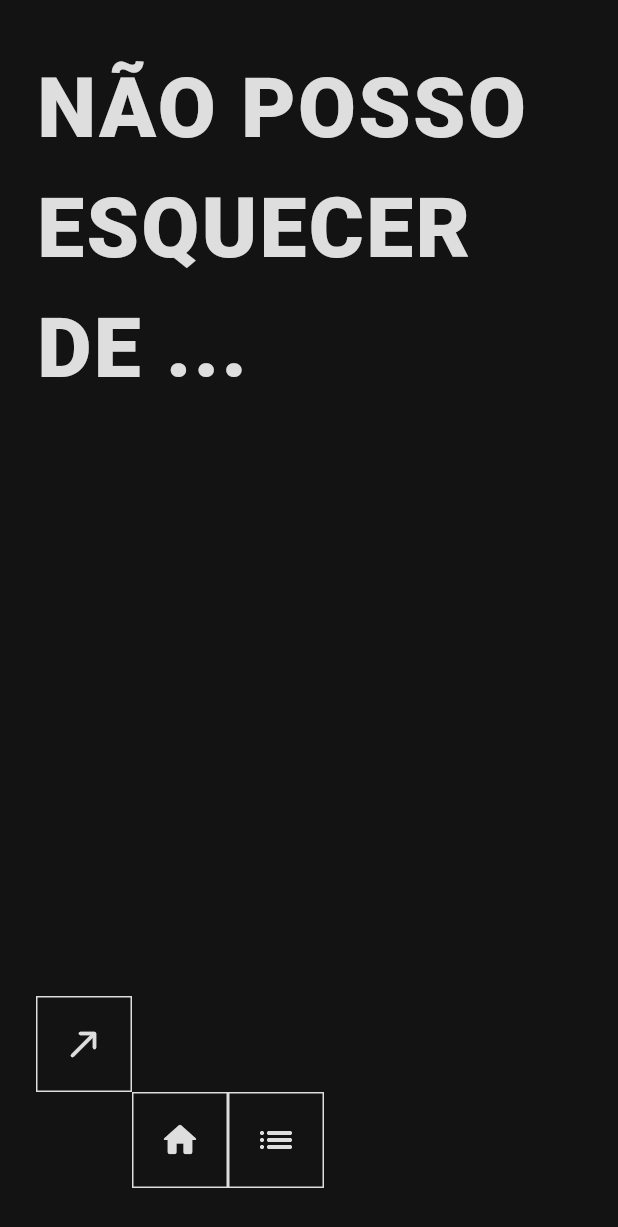
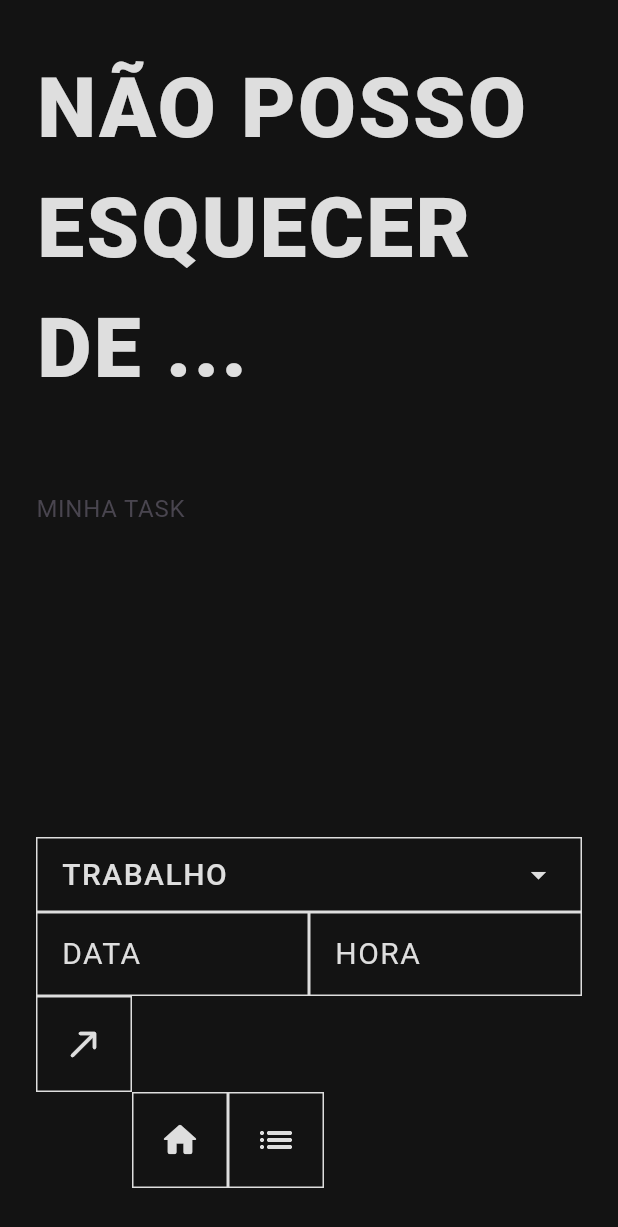
Before and after one commit to gabrielsoaresm94/dont-forget-app, a Flutter app: the screen it shows after launch, on a phone screen of 412 x 824 dp. Shown: the top 1227 px of the screen. Run offline on Flutter 3.47's test engine with Material 3 defaults, Android fonts, the phone set to English and light mode, and no system bars; our stand-ins replace google_fonts; Roboto replaces fonts that are missing (Questrial).

Commit message:
feat: add categories select and date time options

```diff
--- a/lib/main.dart
+++ b/lib/main.dart
@@ -34,6 +34,7 @@ class MyHomePage extends StatefulWidget {
 class _MyHomePageState extends State<MyHomePage> {
   final TextEditingController _controller = TextEditingController();
   final double buttonSize = 64;
+  String _selectedCategory = "TRABALHO";
 
   void _sendText() {
     final text = _controller.text.trim();
@@ -82,11 +83,136 @@ class _MyHomePageState extends State<MyHomePage> {
                       border: InputBorder.none,
                       isDense: true,
                       contentPadding: EdgeInsets.zero,
+                      labelText: 'MINHA TASK',
                     ),
                   ),
                 ),
               ),
               const SizedBox(height: 20),
+              Container(
+                width: double.infinity,
+                margin: const EdgeInsets.only(top: 16),
+                padding: const EdgeInsets.symmetric(horizontal: 16),
+                decoration: BoxDecoration(
+                  border: Border.all(color: const Color(0xFFDEDEDE), width: 1),
+                ),
+                child: DropdownButtonHideUnderline(
+                  child: DropdownButton<String>(
+                    dropdownColor: const Color(0xFF131313),
+                    icon: const Icon(
+                      Icons.arrow_drop_down,
+                      color: Color(0xFFDEDEDE),
+                    ),
+                    value: _selectedCategory,
+                    items: ['TRABALHO', 'PESSOAL', 'ESTUDOS', 'OUTROS']
+                        .map(
+                          (cat) => DropdownMenuItem(
+                            value: cat,
+                            child: Text(
+                              cat,
+                              style: GoogleFonts.questrial(
+                                color: const Color(0xFFDEDEDE),
+                                fontSize: 20,
+                                letterSpacing: 1,
+                              ),
+                            ),
+                          ),
+                        )
+                        .toList(),
+                    onChanged: (value) {
+                      setState(() => _selectedCategory = value ?? "");
+                    },
+                  ),
+                ),
+              ),
+              Row(
+                children: [
+                  Expanded(
+                    child: InkWell(
+                      onTap: () async {
+                        final selectedDate = await showDatePicker(
+                          context: context,
+                          initialDate: DateTime.now(),
+                          firstDate: DateTime.now(),
+                          lastDate: DateTime(2100),
+                          builder: (context, child) {
+                            return Theme(
+                              data: Theme.of(context).copyWith(
+                                dialogBackgroundColor: const Color(0xFF131313),
+                                colorScheme: const ColorScheme.dark(
+                                  primary: Color(0xFFDEDEDE),
+                                  onSurface: Color(0xFFDEDEDE),
+                                ),
+                              ),
+                              child: child!,
+                            );
+                          },
+                        );
+                      },
+                      child: Container(
+                        height: 56,
+                        alignment: Alignment.centerLeft,
+                        padding: const EdgeInsets.symmetric(horizontal: 16),
+                        decoration: BoxDecoration(
+                          border: Border.all(
+                            color: const Color(0xFFDEDEDE),
+                            width: 1,
+                          ),
+                        ),
+                        child: Text(
+                          'DATA',
+                          style: GoogleFonts.questrial(
+                            color: const Color(0xFFDEDEDE),
+                            fontSize: 20,
+                            letterSpacing: 1,
+                          ),
+                        ),
+                      ),
+                    ),
+                  ),
+                  Expanded(
+                    child: InkWell(
+                      onTap: () async {
+                        final selectedTime = await showTimePicker(
+                          context: context,
+                          initialTime: TimeOfDay.now(),
+                          builder: (context, child) {
+                            return Theme(
+                              data: Theme.of(context).copyWith(
+                                dialogBackgroundColor: const Color(0xFF131313),
+                                colorScheme: const ColorScheme.dark(
+                                  primary: Color(0xFFDEDEDE),
+                                  onSurface: Color(0xFFDEDEDE),
+                                ),
+                              ),
+                              child: child!,
+                            );
+                          },
+                        );
+                      },
+                      child: Container(
+                        height: 56,
+                        alignment: Alignment.centerLeft,
+                        padding: const EdgeInsets.symmetric(horizontal: 16),
+                        decoration: BoxDecoration(
+                          border: Border.all(
+                            color: const Color(0xFFDEDEDE),
+                            width: 1,
+                          ),
+                        ),
+                        child: Text(
+                          'HORA',
+                          style: GoogleFonts.questrial(
+                            color: const Color(0xFFDEDEDE),
+                            fontSize: 20,
+                            letterSpacing: 1,
+                          ),
+                        ),
+                      ),
+                    ),
+                  ),
+                ],
+              ),
               Align(
                 alignment: Alignment.centerLeft,
                 child: InkWell(
```
